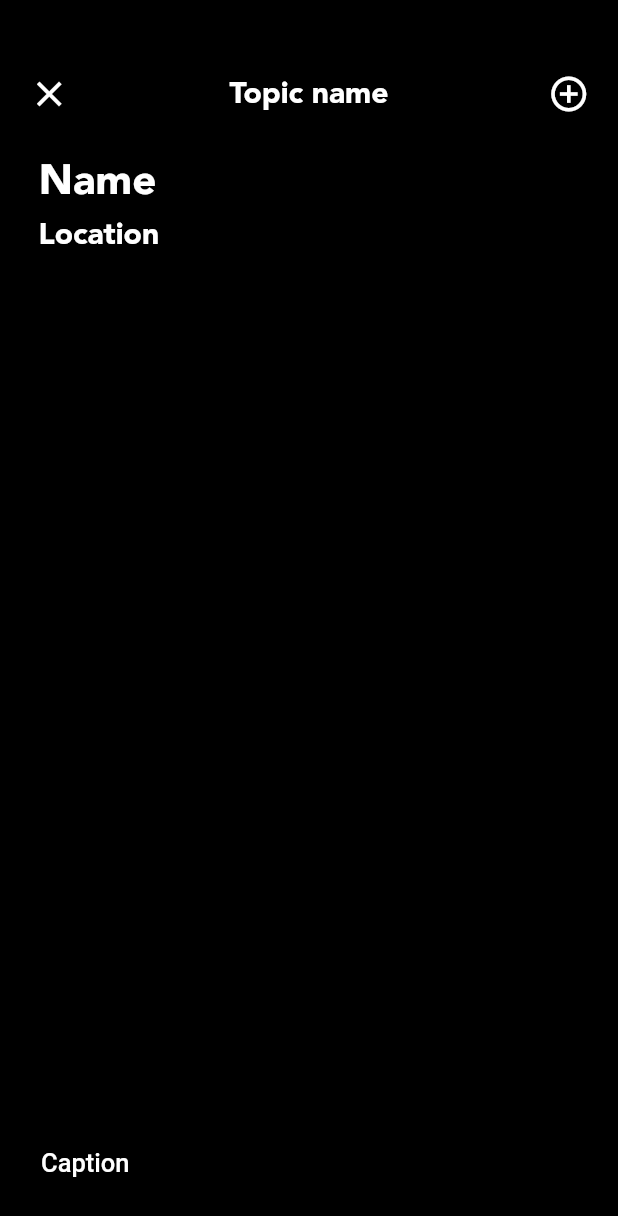
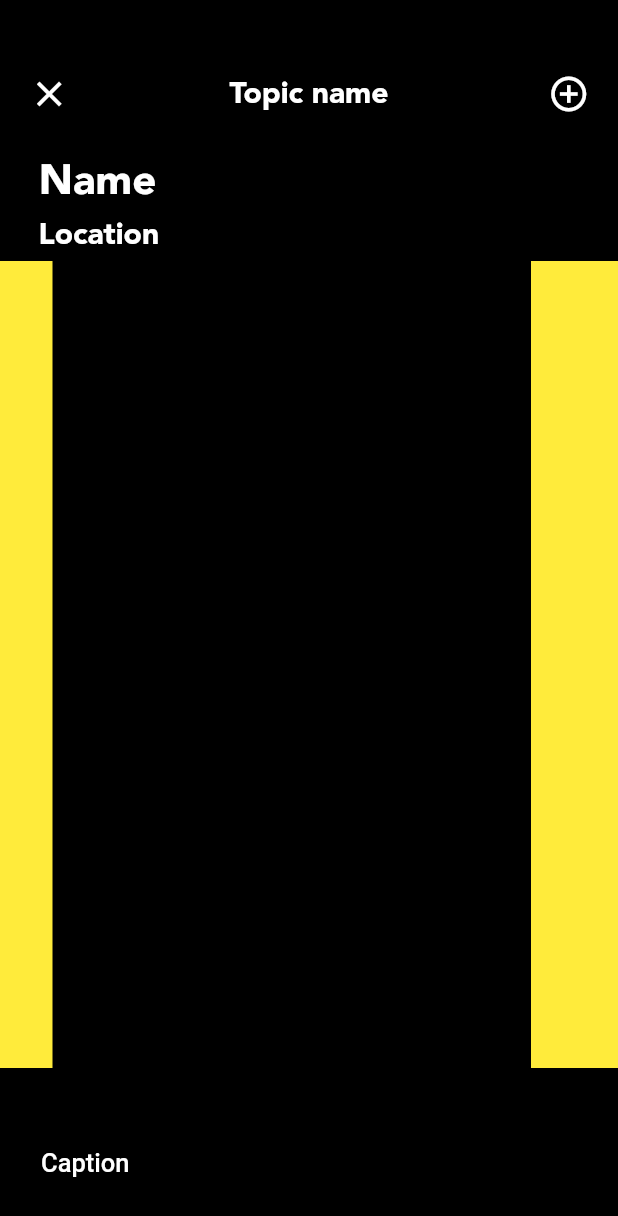
Before and after one commit to Sycleapp/sycle, a Flutter app: the ResponseScreen screen opened by its route, on a phone screen of 412 x 824 dp. Shown: the top 1216 px of the screen. Run offline on Flutter 3.47's test engine with Material 2 defaults, Android fonts, the phone set to English and light mode, and no system bars; our stand-ins replace camera, cloud_firestore, firebase_analytics, firebase_auth, font_awesome_flutter, google_sign_in and 2 more; accounts and stored records are empty.

Commit message:
Tap to advance

```diff
--- a/lib/screens/responses.dart
+++ b/lib/screens/responses.dart
@@ -99,13 +99,25 @@ class _ResponseScreenState extends State<ResponseScreen> {
               )),
               alignment: Alignment(-.85, 0.5),
           ),
-          //Safe Area
-          Expanded(child: Column(children: <Widget>[
+          //Main area
+          Expanded(child: Row(children: <Widget>[
+            //Tap for previous item
+            Container(
+              width: 35,
+              color: Colors.yellow,
+            ),
+            //Like area
             Container(
               margin: new EdgeInsets.all(1),
-              width: 414,
+              width: 317,
               color: Colors.black,
-            )
+            ),
+            //Tap for next item
+            Container(
+              width: 60,
+              color: Colors.yellow,
+              alignment: Alignment(-.85, 0.5),
+            ),
           ],)),
           //Bottom UI
           Container(
```
Also changed, not shown: 1 other file.
